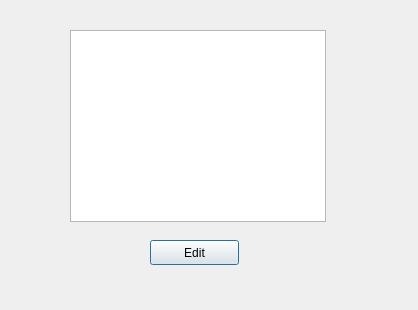
This is edit.ui in AleZavRan/Precios-Unitarios as Qt 5 draws it before an edit. The edited form follows.
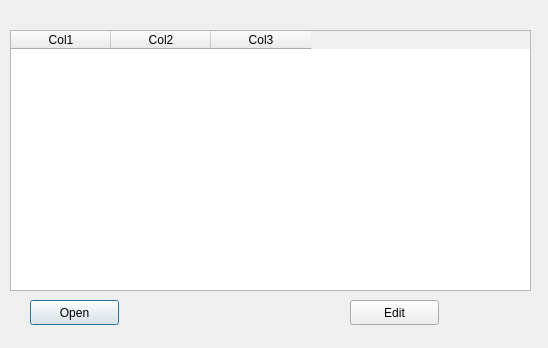
This is the edited form.

Commit message: edit window created, lechadas section ended (waiting for true prices)

Patch:
```diff
--- a/edit.ui
+++ b/edit.ui
@@ -6,28 +6,31 @@
    <rect>
     <x>0</x>
     <y>0</y>
-    <width>418</width>
-    <height>310</height>
+    <width>548</width>
+    <height>348</height>
    </rect>
   </property>
   <property name="windowTitle">
    <string>Dialog</string>
   </property>
-  <widget class="QListWidget" name="listWidget">
+  <widget class="QPushButton" name="pushButton_open">
    <property name="geometry">
     <rect>
-     <x>70</x>
-     <y>30</y>
-     <width>256</width>
-     <height>192</height>
+     <x>30</x>
+     <y>300</y>
+     <width>89</width>
+     <height>25</height>
     </rect>
    </property>
+   <property name="text">
+    <string>Open</string>
+   </property>
   </widget>
   <widget class="QPushButton" name="pushButton">
    <property name="geometry">
     <rect>
-     <x>150</x>
-     <y>240</y>
+     <x>350</x>
+     <y>300</y>
      <width>89</width>
      <height>25</height>
     </rect>
@@ -36,6 +39,31 @@
     <string>Edit</string>
    </property>
   </widget>
+  <widget class="QTableWidget" name="tableWidget">
+   <property name="geometry">
+    <rect>
+     <x>10</x>
+     <y>30</y>
+     <width>521</width>
+     <height>261</height>
+    </rect>
+   </property>
+   <column>
+    <property name="text">
+     <string>Col1</string>
+    </property>
+   </column>
+   <column>
+    <property name="text">
+     <string>Col2</string>
+    </property>
+   </column>
+   <column>
+    <property name="text">
+     <string>Col3</string>
+    </property>
+   </column>
+  </widget>
  </widget>
  <resources/>
  <connections/>
```
Left out of the diff: 2 changed lines with no effect on the pictures. The commit also changes 13 other files.
